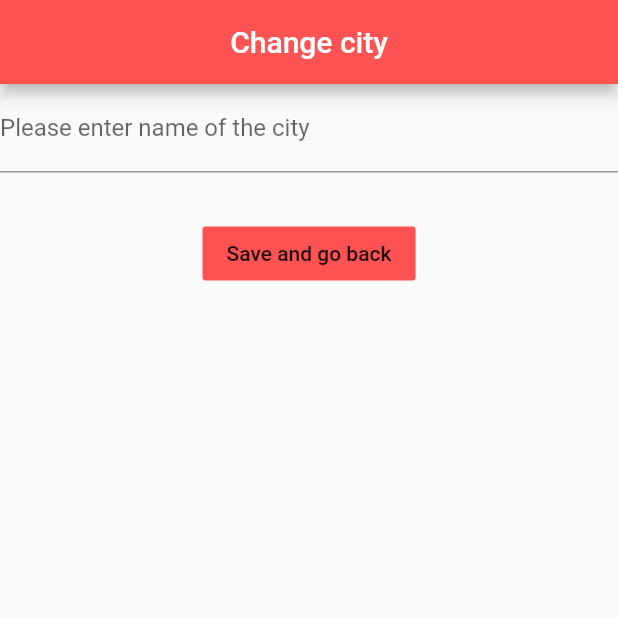
After one commit to srihariash999/klimatic, a Flutter app: the screen it shows after launch, after a tap on the "menu" icon, on a phone screen of 412 x 824 dp, the top half of it. The commit adds this screen. Run offline on Flutter 3.47's test engine with Material 2 defaults, Android fonts, the phone set to English and light mode, and no system bars; network calls fail.

Commit message:
Added Second screen for city change

```diff
--- a/lib/constants.dart
+++ b/lib/constants.dart
@@ -22,3 +22,5 @@ const kSmallerTextStyle = TextStyle(
 
 const String apiid = "50daca7ff237d8cff65d5bcc4ed56af5";
 const String defaultCity = "waltair";
+
+String cityName = "waltair";
--- a/lib/klimatic.dart
+++ b/lib/klimatic.dart
@@ -1,5 +1,6 @@
 import 'package:flutter/material.dart';
 import 'package:flutter/rendering.dart';
+import 'package:klimatic/seconds_screen.dart';
 import 'constants.dart';
 import 'package:http/http.dart' as http;
 import 'dart:convert';
@@ -18,6 +19,22 @@ class Klimatic extends StatefulWidget {
 class _KlimaticState extends State<Klimatic>  {
 
 
+  String _cityEntered;
+
+  Future _goToNextScreen(BuildContext context) async {
+    Map results = await Navigator
+        .of(context)
+        .push(new MaterialPageRoute<Map>(builder: (BuildContext context) { //change to Map instead of dynamic for this to work
+      return new ChangeCity();
+    }));
+
+    if ( results != null && results.containsKey('enter')) {
+       _cityEntered = results['enter'];
+      // debugPrint("From First screen" + _cityEntered.toString());
+    }
+
+
+  }
 
   @override
   Widget build(BuildContext context) {
@@ -33,7 +50,9 @@ class _KlimaticState extends State<Klimatic>  {
         IconButton(
            icon: Icon(Icons.menu),
            splashColor: Colors.blueGrey,
-           onPressed: (){fetchData(defaultCity, apiid);},
+           onPressed: (){
+             _goToNextScreen(context);
+           },
         )
 
       ],
@@ -53,7 +72,7 @@ class _KlimaticState extends State<Klimatic>  {
           Container(
             alignment: Alignment.topRight,
             margin: EdgeInsets.only(top: 10.0, right: 12.0),
-            child: Text('Visakhapatnam', style: kCityTextStyle,),
+            child: Text(_cityEntered == null ? defaultCity.toUpperCase() : _cityEntered.toUpperCase(), style: kCityTextStyle,),
           ),
 
           Container(
@@ -65,7 +84,7 @@ class _KlimaticState extends State<Klimatic>  {
           Container(
             alignment: Alignment.bottomLeft,
             margin: EdgeInsets.only(top: 10.0, right: 12.0),
-            child: updateWeatherWidget(defaultCity),
+            child: updateWeatherWidget(_cityEntered == null ? defaultCity : _cityEntered),
           ),
 
 
@@ -102,7 +121,7 @@ builder: (BuildContext context, AsyncSnapshot snapshot){
   if (snapshot.hasData)
   {
     Map content = snapshot.data;
-    print(content['main']['temp'].toString());
+    //print(content['main']['temp'].toString());
     return Container(
       alignment: Alignment.bottomLeft,
       child: Column(
--- /dev/null
+++ b/lib/seconds_screen.dart
@@ -0,0 +1,55 @@
+import 'package:flutter/material.dart';
+
+
+class ChangeCity extends StatefulWidget {
+  ChangeCity({Key key}) : super(key: key);
+
+  @override
+  _ChangeCityState createState() => _ChangeCityState();
+}
+
+class _ChangeCityState extends State<ChangeCity> {
+
+var _cityChangeController = TextEditingController();
+
+
+  @override
+  Widget build(BuildContext context) {
+    return Container(
+       child: MaterialApp(
+         home: Scaffold(
+           appBar: AppBar(
+             title: Text("Change city"),
+             centerTitle: true,
+             backgroundColor: Colors.redAccent,
+           ),
+           body: Column(
+             children: <Widget>[
+
+              TextField(
+                controller: _cityChangeController,
+                decoration: InputDecoration(
+                  labelText: "Please enter name of the city",
+                ),
+
+              ),
+
+              SizedBox(height: 30.0,),
+
+              FlatButton(
+                child: Text("Save and go back"),
+                color: Colors.redAccent,
+                onPressed: (){
+                  Navigator.pop(context, {
+                            'enter': _cityChangeController.text.toLowerCase()
+                         });
+                },
+              )
+
+             ],
+           ),
+         ),
+       ),
+    );
+  }
+}
```
